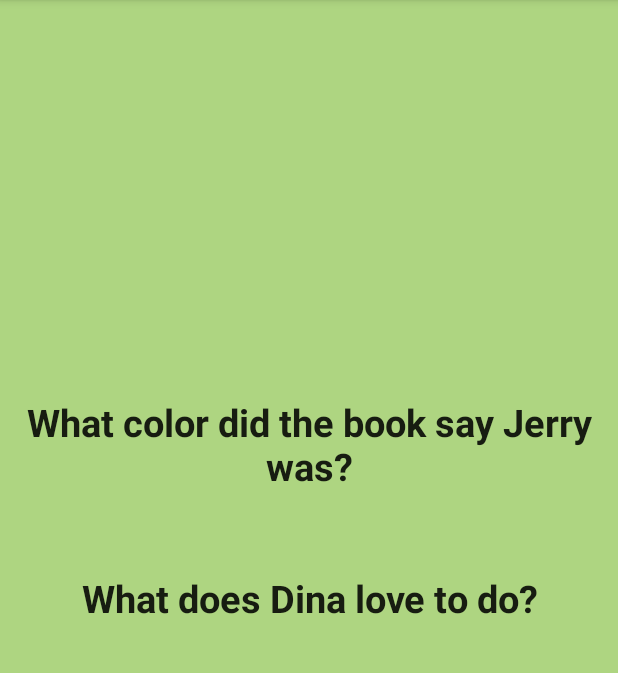
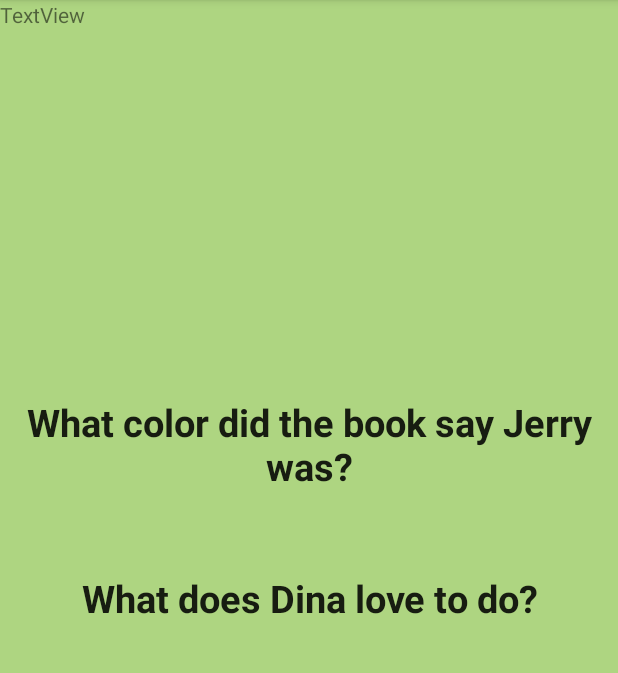
Before and after one commit to alprael/ReadWithoutMe, an Android app: the fragment BookFragment placed in its activity, in the options menu, after a tap on "Quiz", on a phone screen of 412 x 824 dp, the part 84-757 px from its top. Run offline under Robolectric (Android 15) with nearby library versions, the phone set to English and light mode, and no system bars; our stand-ins replace Room's generated code; libraries missing offline, so code that uses them is left out: android.arch.persistence.

Commit message:
including user info fragment

```diff
--- a/app/src/main/java/com/alprael/readwithoutme/controller/BookFragment.java
+++ b/app/src/main/java/com/alprael/readwithoutme/controller/BookFragment.java
@@ -1,11 +1,13 @@
 package com.alprael.readwithoutme.controller;
 
+import android.os.AsyncTask;
 import android.os.Bundle;
 import android.os.SystemClock;
 import android.support.annotation.NonNull;
 import android.support.annotation.Nullable;
 import android.support.v4.app.Fragment;
 import android.support.v4.app.FragmentTransaction;
+import android.util.Log;
 import android.view.LayoutInflater;
 import android.view.Menu;
 import android.view.MenuInflater;
@@ -15,8 +17,9 @@ import android.view.ViewGroup;
 import android.webkit.WebView;
 import android.webkit.WebViewClient;
 import android.widget.Chronometer;
-import android.widget.TextView;
 import com.alprael.readwithoutme.R;
+import com.alprael.readwithoutme.model.database.Book;
+import com.alprael.readwithoutme.model.database.RWMDatabase;
 
 public class BookFragment extends Fragment {
 
@@ -43,6 +46,7 @@ public class BookFragment extends Fragment {
     setHasOptionsMenu(true);
     initChron();
     initView();
+
     return view;
   }
 
@@ -55,10 +59,10 @@ public class BookFragment extends Fragment {
   private void initView() {
     webView = (WebView) view.findViewById(R.id.simple_webView);
     webView.setWebViewClient(new WebViewClient());
-    webView.loadUrl("file:///android_asset/books/green_book.html");
+    new QueryTask().execute(1L);
   }
 
-  public void startChronometer(View view) {
+  private void startChronometer(View view) {
     if (!running) {
       chronometer.setBase(SystemClock.elapsedRealtime() - pauseOffset);
       chronometer.start();
@@ -66,7 +70,7 @@ public class BookFragment extends Fragment {
     }
   }
 
-  public void pauseChronometer(View view) {
+  private void pauseChronometer(View view) {
     if (running) {
       chronometer.stop();
       pauseOffset = SystemClock.elapsedRealtime() - chronometer.getBase();
@@ -74,14 +78,18 @@ public class BookFragment extends Fragment {
     }
   }
 
-  public void resetChronometer(View view) {
+  private void resetChronometer(View view) {
     chronometer.setBase(SystemClock.elapsedRealtime());
     pauseOffset = 0;
   }
 
+  private void goToInfo() {
+
+  }
+
   @Override
   public void onCreateOptionsMenu(Menu menu, MenuInflater inflater) {
-    getActivity().getMenuInflater().inflate(R.menu.fragment_menu, menu);
+    getActivity().getMenuInflater().inflate(R.menu.book_fragment_menu, menu);
   }
 
   @Override
@@ -103,8 +111,25 @@ public class BookFragment extends Fragment {
         transaction.replace(R.id.frag_container, new QuizFragment());
         transaction.commit();
         break;
+      case R.id.book_info:
+      goToInfo();
     }
     return true;
   }
 
+  private class QueryTask extends AsyncTask<Long, Void, String> {
+
+    @Override
+    protected String doInBackground(Long... longs) {
+      return RWMDatabase.getInstance(getContext()).getBookDao().selectFileName(longs[0]);
+
+    }
+
+    @Override
+    protected void onPostExecute(String s) {
+      webView.loadUrl( "file:///android_asset/books/" + s);
+      super.onPostExecute(s);
+    }
+  }
+
 }
--- a/app/src/main/java/com/alprael/readwithoutme/model/database/BookDao.java
+++ b/app/src/main/java/com/alprael/readwithoutme/model/database/BookDao.java
@@ -8,6 +8,9 @@ import android.arch.persistence.room.Query;
 import android.arch.persistence.room.Update;
 import java.util.List;
 
+/**
+ * Book Table for Read Without Me database.
+ */
 @Dao
 public interface BookDao {
 
@@ -23,6 +26,15 @@ public interface BookDao {
 
   @Query("SELECT * FROM books ORDER BY book_name ASC")
   List<Book> select();
+
+  @Query("SELECT * FROM books WHERE book_id=:book_id")
+  Book selectBook(long book_id);
+
+  @Query("SELECT file_name FROM books WHERE book_id=:bookId")
+  String selectFileName(long bookId);
+
+  @Query("SELECT book_time FROM books WHERE book_id=:bookId")
+  Long selectBookTime(long bookId);
 
   @Update(onConflict = OnConflictStrategy.REPLACE)
   int update(Book books);
--- a/app/src/main/java/com/alprael/readwithoutme/model/database/RWMDatabase.java
+++ b/app/src/main/java/com/alprael/readwithoutme/model/database/RWMDatabase.java
@@ -61,12 +61,12 @@ public abstract class RWMDatabase extends RoomDatabase {
     @Override
     protected Void doInBackground(Void... voids) {
       RWMDatabase db = getInstance(context);
-      BookDao dao = db.getBookDao();
+      BookDao bookDao = db.getBookDao();
       Book book = new Book();
       book.setBookName("This Book is Green");
       book.setFileName("green_book.html");
       book.setAuthorName("Alex Rael");
-      dao.insert(book);
+      bookDao.insert(book);
       forgetInstance(context);
       return null;
     }
--- a/app/src/main/java/com/alprael/readwithoutme/model/database/UserDao.java
+++ b/app/src/main/java/com/alprael/readwithoutme/model/database/UserDao.java
@@ -8,6 +8,9 @@ import android.arch.persistence.room.Query;
 import android.arch.persistence.room.Update;
 import java.util.List;
 
+/**
+ * Users Table in Read Without Me database.
+ */
 @Dao
 public interface UserDao {
 
@@ -21,8 +24,14 @@ public interface UserDao {
   @Insert(onConflict = OnConflictStrategy.REPLACE)
   List<Long> insert(List<User> users);
 
-  @Query("SELECT * FROM users ORDER BY user_id ASC")
-  List<Book> select();
+  @Query("SELECT * FROM users ORDER BY display_name ASC")
+  List<User> select();
+
+  @Query("SELECT display_name FROM users WHERE user_id=:userId")
+  String selectDisplayName(long userId);
+
+  @Query("SELECT email FROM users WHERE user_id=:userId")
+  String selectEmail(long userId);
 
   @Update(onConflict = OnConflictStrategy.REPLACE)
   int update(User users);
--- /dev/null
+++ b/app/src/main/res/drawable/ic_home.xml
@@ -0,0 +1,5 @@
+<vector android:height="24dp" android:tint="#FFFFFF"
+    android:viewportHeight="24.0" android:viewportWidth="24.0"
+    android:width="24dp" xmlns:android="http://schemas.android.com/apk/res/android">
+    <path android:fillColor="#FF000000" android:pathData="M10,20v-6h4v6h5v-8h3L12,3 2,12h3v8z"/>
+</vector>
--- a/app/src/main/res/layout/fragment_quiz.xml
+++ b/app/src/main/res/layout/fragment_quiz.xml
@@ -12,5 +12,10 @@
     android:layout_width="match_parent"
     android:layout_height="match_parent"
     android:gravity="center"/>
+  <TextView
+    android:id="@+id/textView"
+    android:layout_width="wrap_content"
+    android:layout_height="wrap_content"
+    android:text="TextView"/>
 
 </FrameLayout>
--- a/app/src/main/res/menu/fragment_menu.xml
+++ b/app/src/main/res/menu/book_fragment_menu.xml
@@ -20,4 +20,8 @@
     android:id="@+id/quiz_button"
     android:title="@string/quiz"
     app:showAsAction="never"/>
+  <item
+    android:id="@+id/book_info"
+    android:title="Info"
+    app:showAsAction="never"/>
 </menu>
--- /dev/null
+++ b/app/src/main/res/menu/quiz_fragment_menu.xml
@@ -0,0 +1,15 @@
+<?xml version="1.0" encoding="utf-8"?>
+<menu xmlns:android="http://schemas.android.com/apk/res/android"
+  xmlns:app="http://schemas.android.com/apk/res-auto">
+
+  <item
+    android:id="@+id/quiz_go_home"
+    android:title="Home"
+    app:showAsAction="always"
+    android:icon="@drawable/ic_home"/>
+
+  <item
+    android:id="@+id/quiz_info"
+    android:title="Info"
+    app:showAsAction="never"/>
+</menu>
```
Also changed, not shown: app/src/main/java/com/alprael/readwithoutme/controller/QuizFragment.java (+31 -0 lines), app/src/main/java/com/alprael/readwithoutme/controller/SignInFragment.java (+33 -27 lines), app/src/main/java/com/alprael/readwithoutme/model/database/Book.java (+15 -1 lines), app/src/main/java/com/alprael/readwithoutme/model/database/User.java (+10 -30 lines), app/src/main/res/layout/user_info_fragment.xml (added, +70 -0 lines), 2 other files.
